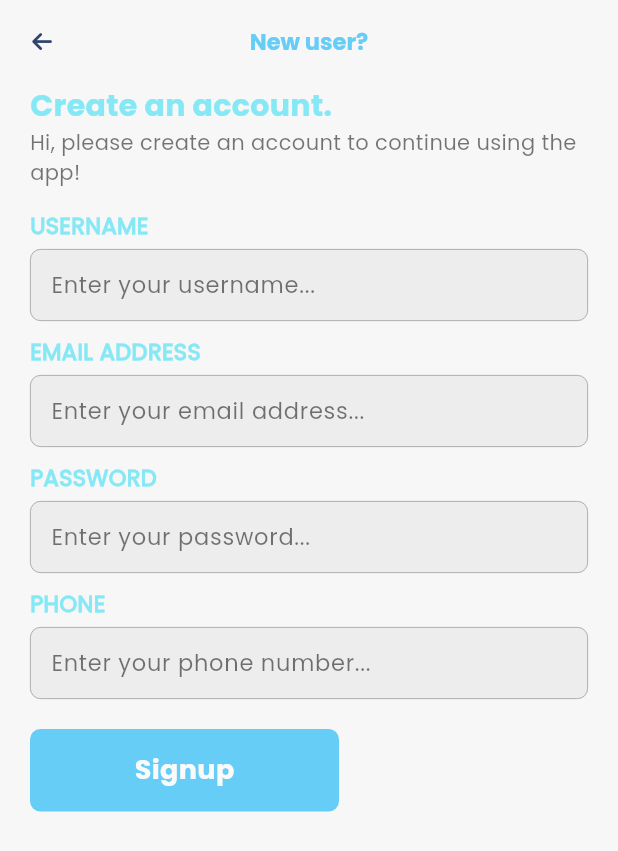
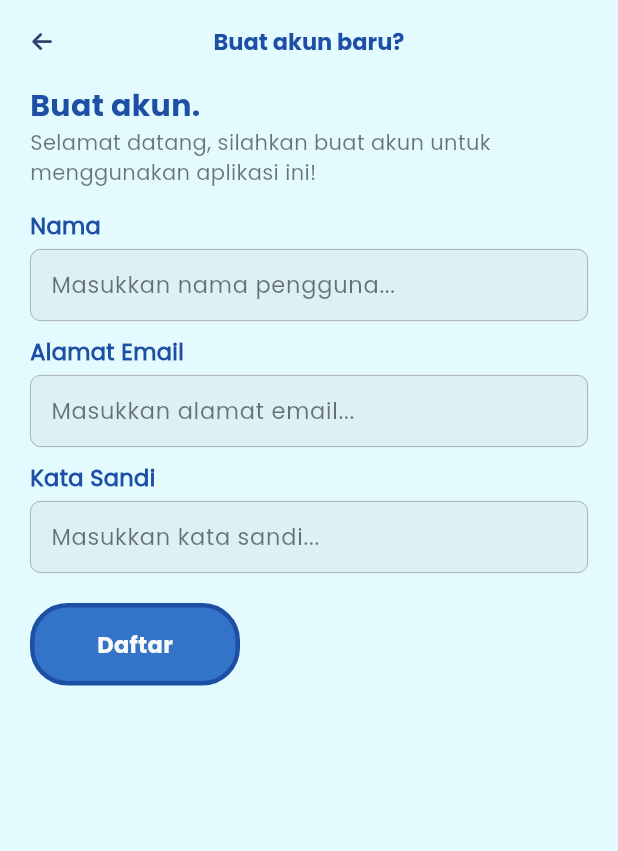
Before and after one commit to Khoirurizka/TimeSchedulePlannerProject, a Flutter app: the SignupScreen screen opened directly, on a phone screen of 412 x 824 dp. Shown: the top 851 px of the screen. Run offline on Flutter 3.47's test engine with Material 3 defaults, Android fonts, the phone set to English and light mode, and no system bars; our stand-ins replace cloud_firestore, firebase_auth, firebase_core, font_awesome_flutter, get, get_storage and 1 more; accounts and stored records are empty.

```diff
--- a/TimeScheduleProject/lib/app/controllers/authenticationModuleController.dart
+++ b/TimeScheduleProject/lib/app/controllers/authenticationModuleController.dart
@@ -19,7 +19,6 @@ class AuthenticationModuleController {
   TextEditingController signupEmailTEC = TextEditingController();
   TextEditingController signupPasswordTEC = TextEditingController();
   TextEditingController signupUserNameTEC = TextEditingController();
-  TextEditingController signupUserPhoneTEC = TextEditingController();
   var showSignupButtonLoadingAnimation = false.obs;
 
   void onSignupOnLoginPageButtonClick() {
@@ -43,15 +42,15 @@ class AuthenticationModuleController {
         Get.offAllNamed(ROUTES.getHomeScreenRoute);
       } else {
         showCustomSnackBar(
-          title: "Error",
+          title: "Gagal",
           message: result.toString(),
         );
       }
       showLoginButtonLoadingAnimation.value = false;
     } else {
       showCustomSnackBar(
-        title: "Error!",
-        message: "User credentials cannot be left empty. :(",
+        title: "Gagal!",
+        message: "Jangan biarkan data pengguna kosong. :(",
       );
     }
   }
@@ -60,19 +59,15 @@ class AuthenticationModuleController {
     String userName = signupUserNameTEC.value.text;
     String email = signupEmailTEC.value.text;
     String password = signupPasswordTEC.value.text;
-    String phone = signupUserPhoneTEC.value.text;
-    if (phone.isNotEmpty &&
-        userName.isNotEmpty &&
-        email.isNotEmpty &&
-        password.isNotEmpty) {
+    if (userName.isNotEmpty && email.isNotEmpty && password.isNotEmpty) {
       showSignupButtonLoadingAnimation.value = true;
       await Future.delayed(const Duration(seconds: 2));
-      String result = await AuthenticationFunctions().signUpUser(
-          userName: userName, email: email, password: password, phone: phone);
+      String result = await AuthenticationFunctions()
+          .signUpUser(userName: userName, email: email, password: password);
       if (result == 'Success') {
         userModel = await AuthenticationFunctions().getUserData();
-        signupUserNameTEC.text = signupPasswordTEC.text =
-            signupEmailTEC.text = signupUserPhoneTEC.text = '';
+        signupUserNameTEC.text =
+            signupPasswordTEC.text = signupEmailTEC.text = '';
         Get.offAllNamed(ROUTES.getHomeScreenRoute);
       } else {
         showCustomSnackBar(
@@ -83,8 +78,8 @@ class AuthenticationModuleController {
       showSignupButtonLoadingAnimation.value = false;
     } else {
       showCustomSnackBar(
-        title: "Error signing up!!",
-        message: "User credentials cannot be left empty. :(",
+        title: "Gagal mendaftar!!",
+        message: "Jangan biarkan data pengguna kosong. :(",
       );
     }
   }
@@ -96,11 +91,11 @@ class AuthenticationModuleController {
 
   void deleteUser() async {
     String success = await AuthenticationFunctions().deleteUser();
-    if (success == "Success") {
+    if (success == "Berhasil") {
       logoutUser();
       showCustomSnackBar(
-        title: "Bye! :)",
-        message: "Your user profile has been deleted!",
+        title: "Selamat tinggal! :)",
+        message: "Akun mu telah dihapus!",
       );
     }
   }
--- a/TimeScheduleProject/lib/app/data/models/userModel.dart
+++ b/TimeScheduleProject/lib/app/data/models/userModel.dart
@@ -5,21 +5,18 @@ import 'package:cloud_firestore/cloud_firestore.dart';
 class UserModel {
   late String email;
   late String userName;
-  late String phone;
   late String userId;
 
   UserModel.name({
     required this.email,
     required this.userName,
     required this.userId,
-    required this.phone,
   });
 
   Map<String, dynamic> toJson() => {
         'username': userName,
         'uid': userId,
         'email': email,
-        'phone': phone,
       };
 
   static UserModel fromSnap(DocumentSnapshot documentSnapshot) {
@@ -28,7 +25,6 @@ class UserModel {
       email: snapshot['email'],
       userId: snapshot['uid'],
       userName: snapshot['username'],
-      phone: snapshot['phone'],
     );
   }
 }
--- a/TimeScheduleProject/lib/app/services/authenticationFunctions.dart
+++ b/TimeScheduleProject/lib/app/services/authenticationFunctions.dart
@@ -18,7 +18,6 @@ class AuthenticationFunctions {
     required String userName,
     required String email,
     required String password,
-    required String phone,
   }) async {
     try {
       UserCredential userCredential = await firebaseAuth
@@ -27,7 +26,6 @@ class AuthenticationFunctions {
         email,
         userName,
         userCredential.user!.uid,
-        phone,
       );
       return "Success";
     } on FirebaseAuthException catch (e) {
@@ -38,12 +36,11 @@ class AuthenticationFunctions {
   }
 
   Future<void> _storeUserDataOnFirebase(
-      String email, String userName, String id, String phone) async {
+      String email, String userName, String id) async {
     UserModel tempUserModel = UserModel.name(
       email: email,
       userName: userName,
       userId: id,
-      phone: phone,
     );
     await firebaseFirestore.collection('users').doc(id).set(
           tempUserModel.toJson(),
--- a/TimeScheduleProject/lib/app/views/auth/signupScreen.dart
+++ b/TimeScheduleProject/lib/app/views/auth/signupScreen.dart
@@ -20,17 +20,17 @@ class SignupScreen extends StatelessWidget {
     return Scaffold(
       appBar: AppBar(
         title: Text(
-          "New user?",
+          "Buat akun baru?",
           style: getBoldTextStyle.copyWith(
-            color: Get.theme.colorScheme.primary,
+            color: Color.fromARGB(255, 29, 79, 164),
           ),
         ),
         leading: CustomBackButton(),
-        backgroundColor: Get.theme.scaffoldBackgroundColor,
+        backgroundColor: Color.fromARGB(255, 227, 251, 255),
         centerTitle: true,
         elevation: 0,
       ),
-      backgroundColor: Theme.of(context).scaffoldBackgroundColor,
+      backgroundColor: Color.fromARGB(255, 227, 251, 255),
       body: Container(
         padding: const EdgeInsets.symmetric(horizontal: 20),
         height: Get.height,
@@ -42,18 +42,20 @@ class SignupScreen extends StatelessWidget {
             crossAxisAlignment: CrossAxisAlignment.start,
             children: [
               Text(
-                "Create an account.",
+                "Buat akun.",
                 style: getBoldTextStyle.copyWith(
                   fontSize: 20,
-                  color: Get.theme.primaryColor,
+                  color: Color.fromARGB(255, 29, 79, 164),
                 ),
               ),
-              Text(
-                "Hi, please create an account to continue using the app!",
-                style: getDefaultTextStyle.copyWith(
-                  color:
-                      Get.isDarkMode ? greyColor : blackColor.withOpacity(.6),
-                  fontSize: 14,
+              Container(
+                child: Text(
+                  "Selamat datang, silahkan buat akun untuk menggunakan aplikasi ini!",
+                  style: getDefaultTextStyle.copyWith(
+                    color:
+                        Get.isDarkMode ? greyColor : blackColor.withOpacity(.6),
+                    fontSize: 14,
+                  ),
                 ),
               ),
               const SizedBox(
@@ -68,22 +70,21 @@ class SignupScreen extends StatelessWidget {
                   onTap: controller.onSignupButtonClick,
                   child: Container(
                     height: 55,
-                    width: Get.width / 2,
+                    width: 140,
                     decoration: BoxDecoration(
                       borderRadius: BorderRadius.circular(
-                        7,
+                        25,
                       ),
-                      color: Get.theme.colorScheme.primary,
+                      border: Border.all(
+                          color: Color.fromARGB(255, 29, 79, 164), width: 3),
+                      color: Color.fromARGB(255, 51, 116, 201),
                     ),
                     alignment: Alignment.center,
-                    child: controller.showSignupButtonLoadingAnimation.value
+                    child: controller.showLoginButtonLoadingAnimation.value
                         ? const CustomCircularProgressLoadingIndicator()
                         : Text(
-                            'Signup',
-                            style: getBoldTextStyle.copyWith(
-                                color: whiteColor,
-                                fontSize: 18,
-                                fontWeight: FontWeight.w800),
+                            'Daftar',
+                            style: getBoldTextStyle,
                           ),
                   ),
                 );
@@ -104,9 +105,9 @@ class SignupScreen extends StatelessWidget {
       crossAxisAlignment: CrossAxisAlignment.start,
       children: [
         Text(
-          'USERNAME',
+          'Nama',
           style: getDefaultTextStyle.copyWith(
-            color: Get.theme.primaryColor,
+            color: Color.fromARGB(255, 29, 79, 164),
             fontWeight: FontWeight.w800,
           ),
         ),
@@ -115,7 +116,7 @@ class SignupScreen extends StatelessWidget {
         ),
         CustomTextField(
           TEC: controller.signupUserNameTEC,
-          hint: "Enter your username...",
+          hint: "Masukkan nama pengguna...",
           textInputType: TextInputType.text,
           maxLines: 1,
         ),
@@ -123,9 +124,9 @@ class SignupScreen extends StatelessWidget {
           height: 10,
         ),
         Text(
-          'EMAIL ADDRESS',
+          'Alamat Email',
           style: getDefaultTextStyle.copyWith(
-            color: Get.theme.primaryColor,
+            color: Color.fromARGB(255, 29, 79, 164),
             fontWeight: FontWeight.w800,
           ),
         ),
@@ -134,7 +135,7 @@ class SignupScreen extends StatelessWidget {
         ),
         CustomTextField(
           TEC: controller.signupEmailTEC,
-          hint: "Enter your email address...",
+          hint: "Masukkan alamat email...",
           textInputType: TextInputType.text,
           maxLines: 1,
         ),
@@ -142,9 +143,9 @@ class SignupScreen extends StatelessWidget {
           height: 10,
         ),
         Text(
-          'PASSWORD',
+          'Kata Sandi',
           style: getDefaultTextStyle.copyWith(
-            color: Get.theme.primaryColor,
+            color: Color.fromARGB(255, 29, 79, 164),
             fontWeight: FontWeight.w800,
           ),
         ),
@@ -153,29 +154,10 @@ class SignupScreen extends StatelessWidget {
         ),
         CustomTextField(
           TEC: controller.signupPasswordTEC,
-          hint: "Enter your password...",
+          hint: "Masukkan kata sandi...",
           textInputType: TextInputType.text,
           maxLines: 1,
           isPassword: true,
-        ),
-        const SizedBox(
-          height: 10,
-        ),
-        Text(
-          'PHONE',
-          style: getDefaultTextStyle.copyWith(
-            color: Get.theme.primaryColor,
-            fontWeight: FontWeight.w800,
-          ),
-        ),
-        const SizedBox(
-          height: 5,
-        ),
-        CustomTextField(
-          TEC: controller.signupUserPhoneTEC,
-          hint: "Enter your phone number...",
-          textInputType: TextInputType.text,
-          maxLines: 1,
         ),
       ],
     );
--- a/TimeScheduleProject/lib/app/views/home/completedPage.dart
+++ b/TimeScheduleProject/lib/app/views/home/completedPage.dart
@@ -46,7 +46,7 @@ class CompletedPage extends StatelessWidget {
                       width: 5,
                     ),
                     Text(
-                      'Completed Tasks',
+                      'Kegiatan Selesai',
                       style: getBoldTextStyle.copyWith(
                         color: Get.isDarkMode ? getPrimaryColor : darkBlueColor,
                       ),
@@ -68,7 +68,7 @@ class CompletedPage extends StatelessWidget {
                     }
                     if (snapshot.data!.docs.isEmpty) {
                       return Text(
-                        'You have not completed any tasks yet!!',
+                        'Belum ada kegiatan yang dilaksanakan',
                         style: getDefaultTextStyle.copyWith(
                             color: greyColor, fontSize: 12),
                       );
--- a/TimeScheduleProject/lib/main.dart
+++ b/TimeScheduleProject/lib/main.dart
@@ -4,18 +4,20 @@ import 'package:flutter/services.dart';
 import 'package:flutter/widgets.dart';
 import 'package:get/get.dart';
 import 'package:get_storage/get_storage.dart';
+import 'package:intl/date_symbol_data_local.dart';
 import 'package:time_planner/app/data/theme/theme.dart';
 import 'package:time_planner/app/data/theme/themeService.dart';
 import 'package:time_planner/app/routes/routes.dart';
 
-main() async {
+Future<void> main() async {
   WidgetsFlutterBinding.ensureInitialized();
   await SystemChrome.setPreferredOrientations([
     DeviceOrientation.portraitUp,
   ]);
   await Firebase.initializeApp();
   await GetStorage.init();
-  runApp(const time_plannerApp());
+  await initializeDateFormatting('id_ID', null)
+      .then((_) => runApp(const time_plannerApp()));
 }
 
 class time_plannerApp extends StatelessWidget {
```
Also changed, not shown: TimeScheduleProject/lib/app/controllers/homeModuleController.dart (+23 -11 lines), TimeScheduleProject/lib/app/views/home/dashboardPage.dart (+20 -12 lines), TimeScheduleProject/lib/app/views/home/dateDisplay.dart (added, +22 -0 lines), TimeScheduleProject/lib/app/views/home/homescreen.dart (+24 -24 lines), 2 other files.
